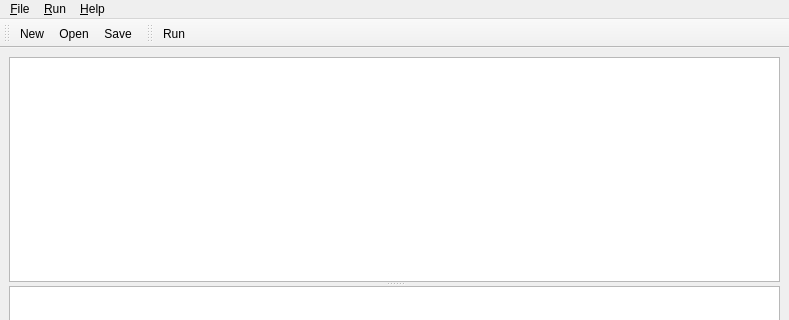
This is source/application/script/ScriptWindow.ui in CST-Modelling-Tools/TonatiuhPP as Qt 5 draws it before an edit; both pictures show x 0 to 789 and y 0 to 320 of the 789 by 520 pixel window. The edited form follows.
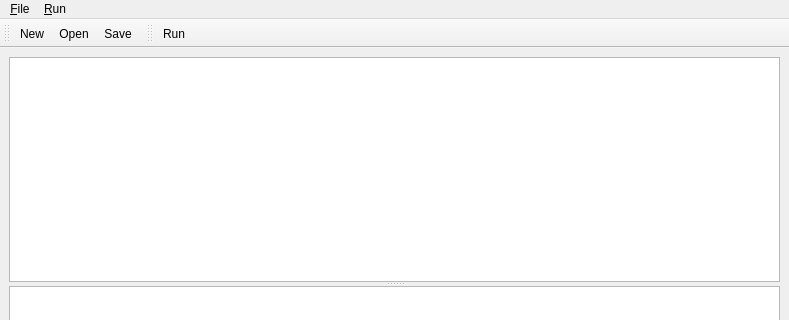
This is the edited form. Icons and pictures are not drawn. Custom widgets are drawn as their Qt base class.

Patch:
```diff
--- a/source/application/script/ScriptWindow.ui
+++ b/source/application/script/ScriptWindow.ui
@@ -83,16 +83,8 @@
     </property>
     <addaction name="actionRunScript"/>
    </widget>
-   <widget class="QMenu" name="menu_Help">
-    <property name="title">
-     <string>&amp;Help</string>
-    </property>
-    <addaction name="actionExamples"/>
-    <addaction name="actionAbout"/>
-   </widget>
    <addaction name="menu_File"/>
    <addaction name="menu_Run"/>
-   <addaction name="menu_Help"/>
   </widget>
   <action name="actionRunScript">
    <property name="icon">
```
